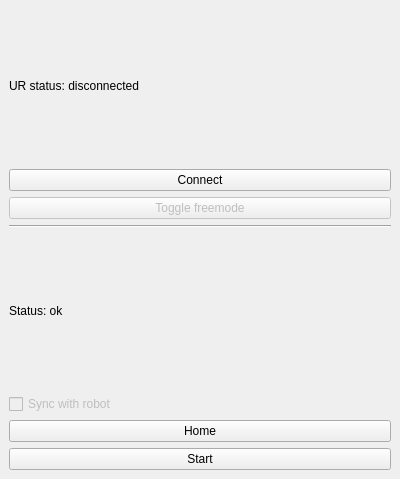
Qt form plugin/src/EITPlugin.ui (sampuka/eit_project) before a commit.
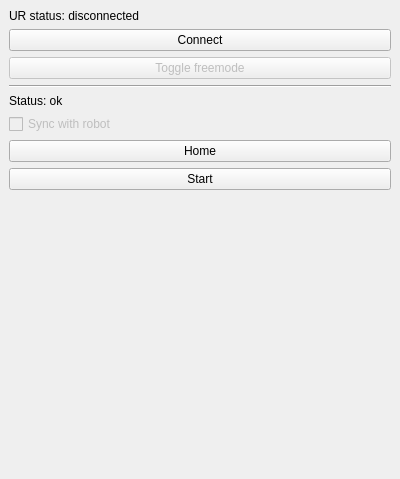
The same form after that commit.

Commit message: Aligned top

```diff
--- a/plugin/src/EITPlugin.ui
+++ b/plugin/src/EITPlugin.ui
@@ -15,6 +15,9 @@
   </property>
   <widget class="QWidget" name="dockWidgetContents">
    <layout class="QVBoxLayout">
+    <property name ="alignment">
+     <enum>Qt::AlignTop</enum>
+    </property>
     <item>
      <widget class="QLabel" name="ui_label_connection">
       <property name="text">
```
